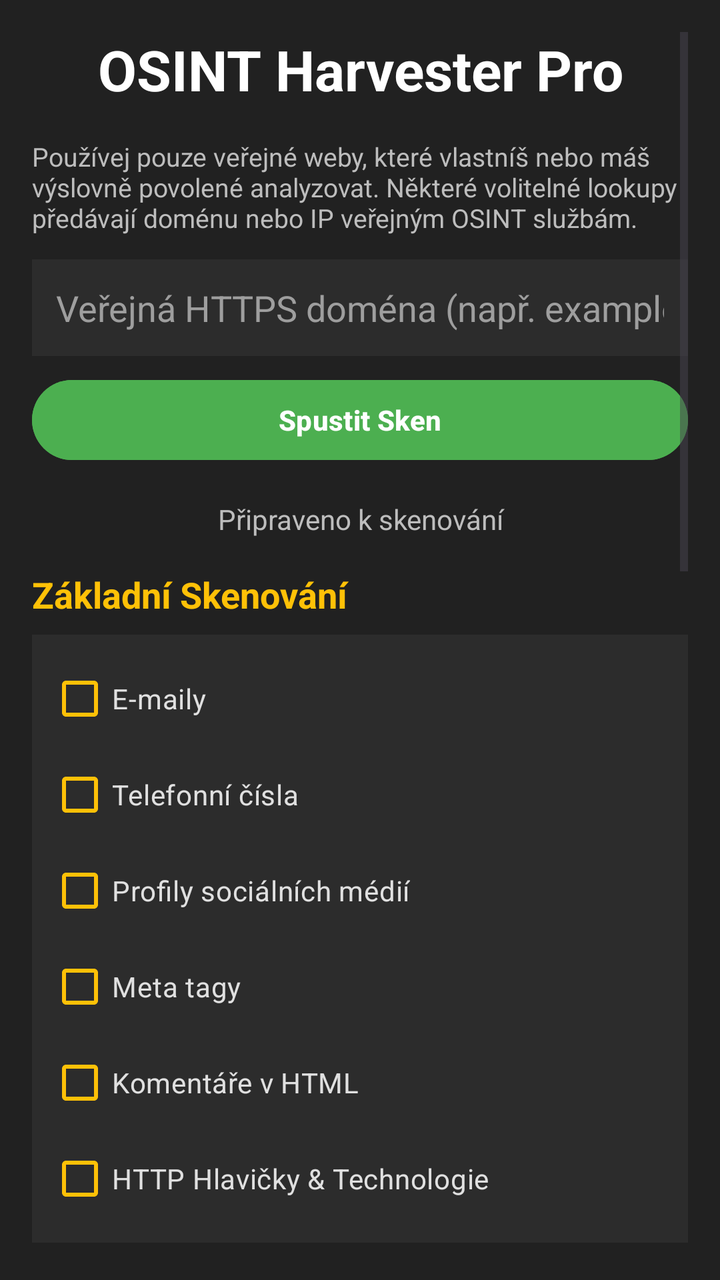
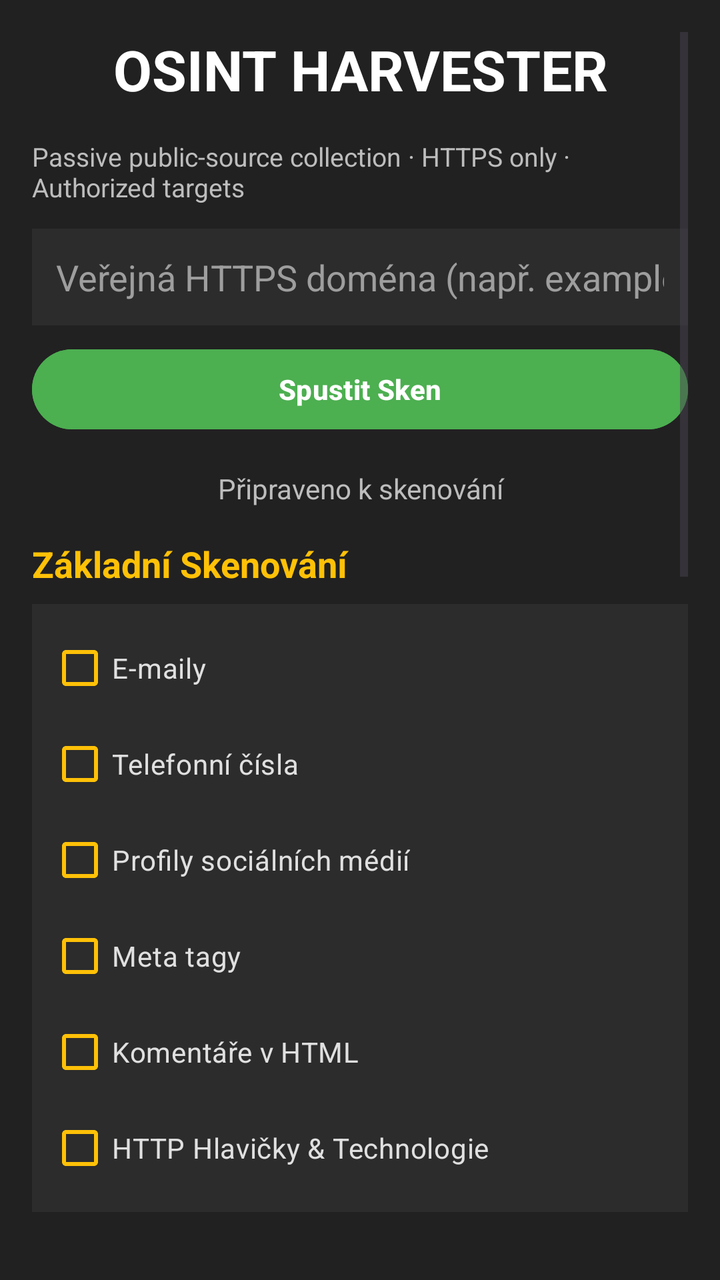

Screens rendered from an Android XML layout before and after an edit, with the pre-edit source and the edit as a unified diff.
<!-- AndroidManifest.xml: application theme Theme.OsintHarvester -->
<!-- res/layout/activity_main.xml -->
<?xml version="1.0" encoding="utf-8"?>
<ScrollView xmlns:android="http://schemas.android.com/apk/res/android"
    xmlns:tools="http://schemas.android.com/tools"
    android:layout_width="match_parent"
    android:layout_height="match_parent"
    android:padding="16dp"
    android:background="#212121"
    tools:context=".MainActivity">

    <LinearLayout
        android:layout_width="match_parent"
        android:layout_height="wrap_content"
        android:orientation="vertical">

        
        <TextView
            android:id="@+id/app_title"
            android:layout_width="match_parent"
            android:layout_height="wrap_content"
            android:text="OSINT Harvester Pro"
            android:textSize="28sp"
            android:textStyle="bold"
            android:textColor="#FFFFFF"
            android:gravity="center_horizontal"
            android:layout_marginBottom="16dp"/>

        <TextView
            android:layout_width="match_parent"
            android:layout_height="wrap_content"
            android:text="Používej pouze veřejné weby, které vlastníš nebo máš výslovně povolené analyzovat. Některé volitelné lookupy předávají doménu nebo IP veřejným OSINT službám."
            android:textColor="#BDBDBD"
            android:textSize="13sp"
            android:layout_marginBottom="12dp"/>

        
        <EditText
            android:id="@+id/url_input"
            android:layout_width="match_parent"
            android:layout_height="wrap_content"
            android:hint="Veřejná HTTPS doména (např. example.com)"
            android:textColorHint="#9E9E9E"
            android:inputType="textUri"
            android:background="#2C2C2C"
            android:padding="12dp"
            android:textColor="#E0E0E0"
            android:layout_marginBottom="8dp"/>

        
        <Button
            android:id="@+id/scan_button"
            android:layout_width="match_parent"
            android:layout_height="wrap_content"
            android:text="Spustit Sken"
            android:backgroundTint="#4CAF50"
            android:textColor="#FFFFFF"
            android:textStyle="bold"
            android:layout_marginBottom="16dp"/>

        <Button
            android:id="@+id/cancel_button"
            android:layout_width="match_parent"
            android:layout_height="wrap_content"
            android:text="Zrušit sken"
            android:backgroundTint="#616161"
            android:textColor="#FFFFFF"
            android:visibility="gone"
            android:layout_marginBottom="12dp"/>

        
        <ProgressBar
            android:id="@+id/progress_bar"
            style="?android:attr/progressBarStyleHorizontal"
            android:layout_width="match_parent"
            android:layout_height="wrap_content"
            android:visibility="gone"
            android:indeterminate="true"
            android:indeterminateTint="#03A9F4"
            android:layout_marginBottom="8dp"/>

        <TextView
            android:id="@+id/status_text"
            android:layout_width="match_parent"
            android:layout_height="wrap_content"
            android:text="Připraveno k skenování"
            android:textColor="#BDBDBD"
            android:textSize="14sp"
            android:gravity="center_horizontal"
            android:layout_marginBottom="16dp"/>

        
        <TextView
            android:layout_width="match_parent"
            android:layout_height="wrap_content"
            android:text="Základní Skenování"
            android:textColor="#FFC107"
            android:textSize="18sp"
            android:textStyle="bold"
            android:layout_marginBottom="8dp"/>

        <LinearLayout
            android:layout_width="match_parent"
            android:layout_height="wrap_content"
            android:orientation="vertical"
            android:background="#2C2C2C"
            android:padding="8dp"
            android:layout_marginBottom="16dp">

            <CheckBox android:id="@+id/emails_check"
                android:layout_width="wrap_content"
                android:layout_height="wrap_content"
                android:text="E-maily"
                android:textColor="#E0E0E0"
                android:buttonTint="#FFC107"/>
            <CheckBox android:id="@+id/phones_check"
                android:layout_width="wrap_content"
                android:layout_height="wrap_content"
                android:text="Telefonní čísla"
                android:textColor="#E0E0E0"
                android:buttonTint="#FFC107"/>
            <CheckBox android:id="@+id/social_check"
                android:layout_width="wrap_content"
                android:layout_height="wrap_content"
                android:text="Profily sociálních médií"
                android:textColor="#E0E0E0"
                android:buttonTint="#FFC107"/>
            <CheckBox android:id="@+id/meta_tags_check"
                android:layout_width="wrap_content"
                android:layout_height="wrap_content"
                android:text="Meta tagy"
                android:textColor="#E0E0E0"
                android:buttonTint="#FFC107"/>
            <CheckBox android:id="@+id/comments_check"
                android:layout_width="wrap_content"
                android:layout_height="wrap_content"
                android:text="Komentáře v HTML"
                android:textColor="#E0E0E0"
                android:buttonTint="#FFC107"/>
            <CheckBox android:id="@+id/http_headers_check"
                android:layout_width="wrap_content"
                android:layout_height="wrap_content"
                android:text="HTTP Hlavičky &amp; Technologie"
                android:textColor="#E0E0E0"
                android:buttonTint="#FFC107"/>
        </LinearLayout>

        
        <TextView
            android:layout_width="match_parent"
            android:layout_height="wrap_content"
            android:text="Pokročilé OSINT"
            android:textColor="#FFC107"
            android:textSize="18sp"
            android:textStyle="bold"
            android:layout_marginBottom="8dp"/>

        <LinearLayout
            android:layout_width="match_parent"
            android:layout_height="wrap_content"
            android:orientation="vertical"
            android:background="#2C2C2C"
            android:padding="8dp"
            android:layout_marginBottom="16dp">

            <CheckBox android:id="@+id/subdomains_check"
                android:layout_width="wrap_content"
                android:layout_height="wrap_content"
                android:text="Subdomény (crt.sh)"
                android:textColor="#E0E0E0"
                android:buttonTint="#FFC107"/>

            <CheckBox android:id="@+id/deep_crawl_check"
                android:layout_width="wrap_content"
                android:layout_height="wrap_content"
                android:text="Hluboké skenování (Deep Crawl)"
                android:textColor="#E0E0E0"
                android:buttonTint="#FFC107"/>

            
            <TextView
                android:id="@+id/depth_label"
                android:layout_width="match_parent"
                android:layout_height="wrap_content"
                android:layout_marginStart="8dp"
                android:layout_marginTop="4dp"
                android:layout_marginBottom="4dp"
                android:textColor="#BDBDBD"
                android:text="Hloubka skenování: 1"
                android:textSize="14sp"/>

            <SeekBar
                android:id="@+id/depth_seekbar"
                android:layout_width="match_parent"
                android:layout_height="wrap_content"
                android:layout_marginBottom="8dp"
                android:progressTint="#03A9F4"
                android:thumbTint="#03A9F4"/>

            <CheckBox android:id="@+id/wayback_check"
                android:layout_width="wrap_content"
                android:layout_height="wrap_content"
                android:text="Wayback Machine"
                android:textColor="#E0E0E0"
                android:buttonTint="#FFC107"/>
            <CheckBox android:id="@+id/reverse_ip_check"
                android:layout_width="wrap_content"
                android:layout_height="wrap_content"
                android:text="Reverzní IP lookup"
                android:textColor="#E0E0E0"
                android:buttonTint="#FFC107"/>
            <CheckBox android:id="@+id/dns_records_check"
                android:layout_width="wrap_content"
                android:layout_height="wrap_content"
                android:text="DNS záznamy"
                android:textColor="#E0E0E0"
                android:buttonTint="#FFC107"/>
            <CheckBox android:id="@+id/whois_check"
                android:layout_width="wrap_content"
                android:layout_height="wrap_content"
                android:text="WHOIS informace"
                android:textColor="#E0E0E0"
                android:buttonTint="#FFC107"/>

            
            <CheckBox android:id="@+id/file_detect_check"
                android:layout_width="wrap_content"
                android:layout_height="wrap_content"
                android:text="Veřejné metadata soubory"
                android:textColor="#E0E0E0"
                android:buttonTint="#FFC107"/>

        </LinearLayout>

        
        <TextView
            android:layout_width="match_parent"
            android:layout_height="wrap_content"
            android:text="Bezpečnostní Analýza"
            android:textColor="#FFC107"
            android:textSize="18sp"
            android:textStyle="bold"
            android:layout_marginBottom="8dp"/>

        <LinearLayout
            android:layout_width="match_parent"
            android:layout_height="wrap_content"
            android:orientation="vertical"
            android:background="#2C2C2C"
            android:padding="8dp"
            android:layout_marginBottom="16dp">

            <CheckBox android:id="@+id/ssl_check"
                android:layout_width="wrap_content"
                android:layout_height="wrap_content"
                android:text="SSL certifikát"
                android:textColor="#E0E0E0"
                android:buttonTint="#FFC107"/>
            <CheckBox android:id="@+id/api_keys_check"
                android:layout_width="wrap_content"
                android:layout_height="wrap_content"
                android:text="Možné API klíče (maskované)"
                android:textColor="#E0E0E0"
                android:buttonTint="#FFC107"/>
            <CheckBox android:id="@+id/error_check"
                android:layout_width="wrap_content"
                android:layout_height="wrap_content"
                android:text="Chybové zprávy"
                android:textColor="#E0E0E0"
                android:buttonTint="#FFC107"/>
            <CheckBox android:id="@+id/directories_check"
                android:layout_width="wrap_content"
                android:layout_height="wrap_content"
                android:text="Veřejné standardní cesty (HEAD)"
                android:textColor="#E0E0E0"
                android:buttonTint="#FFC107"/>
            <CheckBox android:id="@+id/robots_txt_check"
                android:layout_width="wrap_content"
                android:layout_height="wrap_content"
                android:text="robots.txt a Disallow"
                android:textColor="#E0E0E0"
                android:buttonTint="#FFC107"/>
        </LinearLayout>

        
        <TextView
            android:layout_width="match_parent"
            android:layout_height="wrap_content"
            android:text="Výsledky Skenování"
            android:textColor="#FFC107"
            android:textSize="18sp"
            android:textStyle="bold"
            android:layout_marginBottom="8dp"/>

        <LinearLayout
            android:id="@+id/results_container"
            android:layout_width="match_parent"
            android:layout_height="wrap_content"
            android:orientation="vertical"
            android:background="#2C2C2C"
            android:padding="8dp"/>
    </LinearLayout>
</ScrollView>
<!-- resources referenced by this layout -->
<resources>
  <style name="Theme.OsintHarvester" parent="Base.Theme.OsintHarvester" />
  <style name="Base.Theme.OsintHarvester" parent="Theme.Material3.DayNight.NoActionBar">
          
          
      </style>
</resources>

<!-- the commit's change to res/layout/activity_main.xml (unified diff, before → after) -->
@@ -17,7 +17,7 @@
             android:id="@+id/app_title"
             android:layout_width="match_parent"
             android:layout_height="wrap_content"
-            android:text="OSINT Harvester Pro"
+            android:text="OSINT HARVESTER"
             android:textSize="28sp"
             android:textStyle="bold"
             android:textColor="#FFFFFF"
@@ -27,7 +27,7 @@
         <TextView
             android:layout_width="match_parent"
             android:layout_height="wrap_content"
-            android:text="Používej pouze veřejné weby, které vlastníš nebo máš výslovně povolené analyzovat. Některé volitelné lookupy předávají doménu nebo IP veřejným OSINT službám."
+            android:text="Passive public-source collection · HTTPS only · Authorized targets"
             android:textColor="#BDBDBD"
             android:textSize="13sp"
             android:layout_marginBottom="12dp"/>
@@ -216,7 +216,7 @@
             <CheckBox android:id="@+id/whois_check"
                 android:layout_width="wrap_content"
                 android:layout_height="wrap_content"
-                android:text="WHOIS informace"
+                android:text="Domain registration (RDAP)"
                 android:textColor="#E0E0E0"
                 android:buttonTint="#FFC107"/>
 
